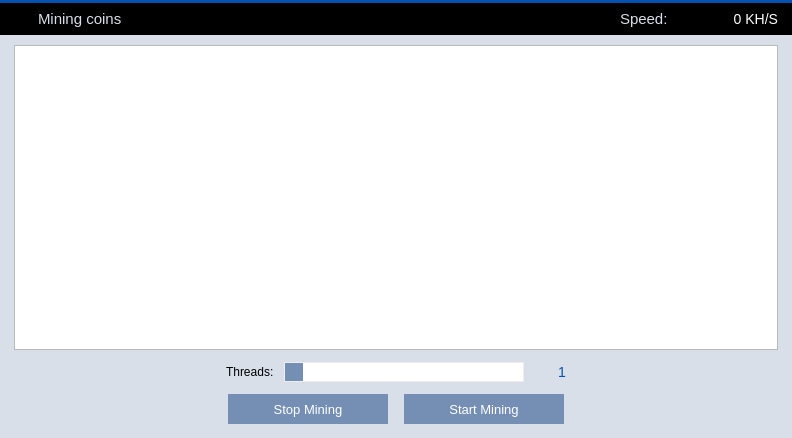
Qt form src/qt/forms/miningpage.ui (AMA-CSharp-Code/Blazecoin_Wallet_Core_V1.5) before a commit.
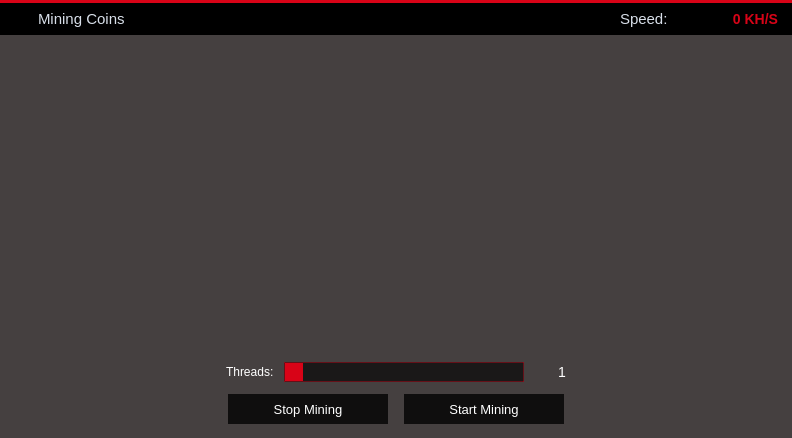
The same form after that commit. Icons and pictures are not drawn.

```diff
--- a/src/qt/forms/miningpage.ui
+++ b/src/qt/forms/miningpage.ui
@@ -180,7 +180,7 @@
    <item>
     <widget class="Line" name="lineBefore">
      <property name="styleSheet">
-      <string notr="true">background-color: #0052AE;</string>
+      <string notr="true">background-color: #d80317;</string>
      </property>
      <property name="frameShadow">
       <enum>QFrame::Raised</enum>
@@ -266,7 +266,7 @@
 }</string>
          </property>
          <property name="text">
-          <string>Mining coins</string>
+          <string>Mining Coins</string>
          </property>
         </widget>
        </widget>
@@ -308,8 +308,9 @@
         </property>
         <property name="styleSheet">
          <string notr="true">QLabel {
-	color: #FFFFFF;
+	color: #d80317;
 	font-size: 14px;
+	font-weight: bold;
 }</string>
         </property>
         <property name="alignment">
@@ -330,7 +331,7 @@
     <widget class="QWidget" name="wContainer" native="true">
      <property name="styleSheet">
       <string notr="true">#wContainer {
-	background-color: #D8DFE9;
+	background-color: rgba(0, 0, 0, 180);
 }</string>
      </property>
      <layout class="QVBoxLayout" name="containerLayout">
@@ -439,14 +440,19 @@
        </palette>
       </property>
       <property name="styleSheet">
-       <string notr="true"> QScrollBar:vertical {
+       <string notr="true">QTextEdit {
+     background-color: transparent;
+     color: #FFFFFF;
+     border: 0px;
+}
+QScrollBar:vertical {
      border: 0px solid grey;
-     background: white;
+     background: rgba(0, 0, 0, 60);
      width: 9px;
      margin: 0px 0px 0 0px;
  }
  QScrollBar::handle:vertical {
-     background: #D8DFE9;
+     background: rgba(255, 255, 255, 90);
      min-width: 20px;
  }</string>
       </property>
@@ -472,6 +478,9 @@
         </item>
         <item>
          <widget class="QLabel" name="label">
+          <property name="styleSheet">
+           <string notr="true">QLabel { color: #FFFFFF; }</string>
+          </property>
           <property name="text"><string>Threads:</string></property>
          </widget>
         </item>
@@ -500,17 +509,17 @@
       </property>
       <property name="styleSheet">
        <string notr="true">QSlider::groove {
-	border: 1px solid #ededed;
-	background-color: white;
+	border: 1px solid rgba(216, 3, 23, 100);
+	background-color: rgba(0, 0, 0, 160);
 	min-height: 20px;
 }
 QSlider::groove:disabled {
-	background-color: #e0e0e0;
+	background-color: rgba(0, 0, 0, 80);
 }
 
 QSlider::handle {
 	border: none;
-	background-color: #758EB3;
+	background-color: #d80317;
     width: 18px;
 }
 QSlider::handle:hover {
@@ -539,7 +548,7 @@
       </property>
       <property name="styleSheet">
        <string notr="true">QLabel {
-	color: #0052AE;
+	color: #FFFFFF;
 	font-size: 14px;
 }</string>
       </property>
@@ -578,7 +587,7 @@
       </property>
       <property name="styleSheet">
        <string notr="true">QPushButton {
-	background-color: #758EB3;
+	background-color: rgba(0, 0, 0, 200);
 	color: #FFFFFF;
 	border: 0px solid gray;
 	max-height: 30px;
@@ -616,7 +625,7 @@
       </property>
       <property name="styleSheet">
        <string notr="true">QPushButton {
-	background-color: #758EB3;
+	background-color: rgba(0, 0, 0, 200);
 	color: #FFFFFF;
 	border: 0px solid gray;
 	max-height: 30px;
```
Left out of the diff: 12 changed lines with no effect on the pictures.
